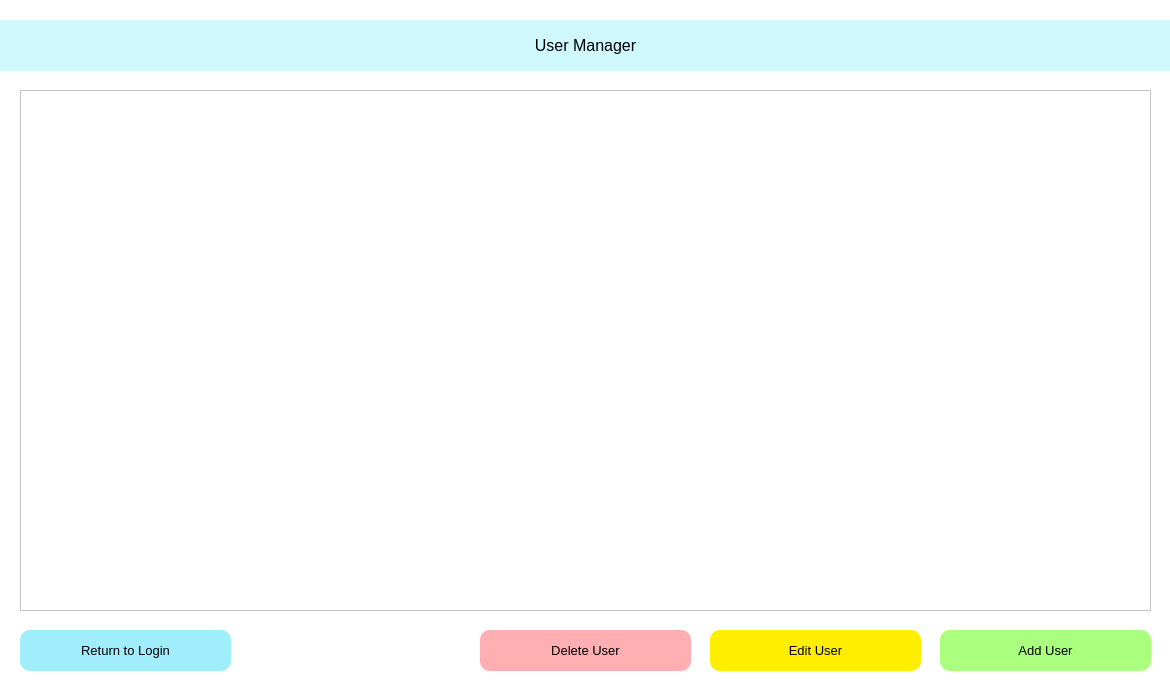
Qt form gui/ui_files/UF_UserManager.ui (ZachThornee/3K04PaceMaker) before a commit.
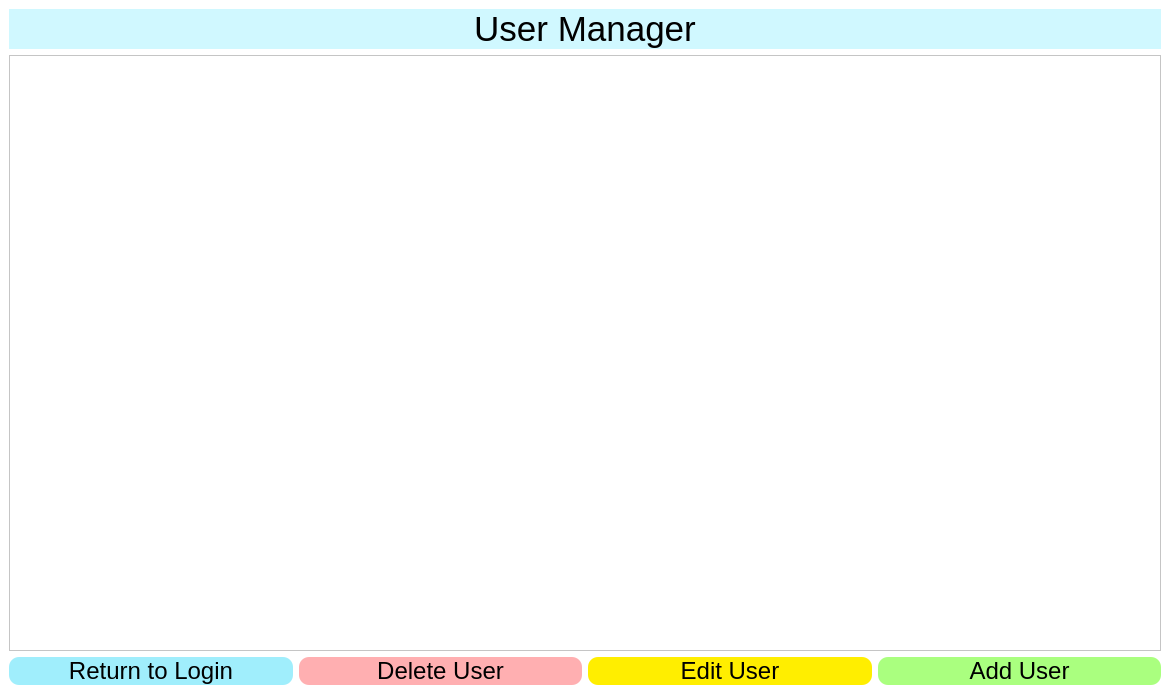
The same form after that commit.

What changed in the file:
```diff
--- a/gui/ui_files/UF_UserManager.ui
+++ b/gui/ui_files/UF_UserManager.ui
@@ -17,102 +17,12 @@
    <string notr="true">BACKGROUND-COLOR: rgb(255,255,255);</string>
   </property>
   <widget class="QWidget" name="UF_UserManageridget">
-   <widget class="QPushButton" name="PB_AddUser">
-    <property name="geometry">
-     <rect>
-      <x>940</x>
-      <y>630</y>
-      <width>211</width>
-      <height>41</height>
-     </rect>
-    </property>
-    <property name="font">
-     <font>
-      <pointsize>10</pointsize>
-     </font>
-    </property>
-    <property name="toolTip">
-     <string>&lt;html&gt;&lt;head/&gt;&lt;body&gt;&lt;p&gt;Confirm username and password to log in&lt;/p&gt;&lt;/body&gt;&lt;/html&gt;</string>
-    </property>
-    <property name="styleSheet">
-     <string notr="true">BACKGROUND-COLOR: rgb(170, 255, 127);
-BORDER-COLOR: rgb(170, 255, 127);
-BORDER-RADIUS: 10px;
-BORDER-STYLE: outset;
-</string>
-    </property>
-    <property name="text">
-     <string>Add User</string>
-    </property>
-   </widget>
-   <widget class="QPushButton" name="PB_Back">
-    <property name="geometry">
-     <rect>
-      <x>20</x>
-      <y>630</y>
-      <width>211</width>
-      <height>41</height>
-     </rect>
-    </property>
-    <property name="font">
-     <font>
-      <pointsize>10</pointsize>
-     </font>
-    </property>
-    <property name="toolTip">
-     <string>&lt;html&gt;&lt;head/&gt;&lt;body&gt;&lt;p&gt;Change your password, create new users, and delete existing users&lt;/p&gt;&lt;/body&gt;&lt;/html&gt;</string>
-    </property>
-    <property name="styleSheet">
-     <string notr="true">BACKGROUND-COLOR: rgb(160, 238, 252);
-BORDER-COLOR: rgb(160, 238. 252);
-BORDER-RADIUS: 10px;
-BORDER-STYLE: outset;
-</string>
-    </property>
-    <property name="text">
-     <string>Return to Login</string>
-    </property>
-   </widget>
-   <widget class="QPushButton" name="PB_EditUser">
-    <property name="geometry">
-     <rect>
-      <x>710</x>
-      <y>630</y>
-      <width>211</width>
-      <height>41</height>
-     </rect>
-    </property>
-    <property name="font">
-     <font>
-      <pointsize>10</pointsize>
-     </font>
-    </property>
-    <property name="toolTip">
-     <string>&lt;html&gt;&lt;head/&gt;&lt;body&gt;&lt;p&gt;Confirm username and password to log in&lt;/p&gt;&lt;/body&gt;&lt;/html&gt;</string>
-    </property>
-    <property name="styleSheet">
-     <string notr="true">BACKGROUND-COLOR: rgb(255, 238, 0);
-BORDER-COLOR: rgb(170, 255, 127);
-BORDER-RADIUS: 10px;
-BORDER-STYLE: outset;
-</string>
-    </property>
-    <property name="text">
-     <string>Edit User</string>
-    </property>
-   </widget>
+   <layout class="QGridLayout" name="gridLayout">
+    <item row="0" column="0" colspan="4">
    <widget class="QLabel" name="LAB_Title">
-    <property name="geometry">
-     <rect>
-      <x>0</x>
-      <y>20</y>
-      <width>1171</width>
-      <height>51</height>
-     </rect>
-    </property>
     <property name="font">
      <font>
-      <pointsize>12</pointsize>
+        <pointsize>26</pointsize>
       <underline>false</underline>
      </font>
     </property>
@@ -127,15 +37,9 @@
      <set>Qt::AlignCenter</set>
     </property>
    </widget>
+    </item>
+    <item row="1" column="0" colspan="4">
    <widget class="QTableWidget" name="TAB_Users">
-    <property name="geometry">
-     <rect>
-      <x>20</x>
-      <y>90</y>
-      <width>1131</width>
-      <height>521</height>
-     </rect>
-    </property>
     <property name="font">
      <font>
       <pointsize>10</pointsize>
@@ -151,18 +55,46 @@
      <enum>QAbstractItemView::SingleSelection</enum>
     </property>
    </widget>
+    </item>
+    <item row="2" column="0">
+     <widget class="QPushButton" name="PB_Back">
+      <property name="sizePolicy">
+       <sizepolicy hsizetype="Preferred" vsizetype="Preferred">
+        <horstretch>0</horstretch>
+        <verstretch>0</verstretch>
+       </sizepolicy>
+      </property>
+      <property name="baseSize">
+       <size>
+        <width>300</width>
+        <height>300</height>
+       </size>
+      </property>
+      <property name="font">
+       <font>
+        <pointsize>18</pointsize>
+       </font>
+      </property>
+      <property name="toolTip">
+       <string>&lt;html&gt;&lt;head/&gt;&lt;body&gt;&lt;p&gt;Change your password, create new users, and delete existing users&lt;/p&gt;&lt;/body&gt;&lt;/html&gt;</string>
+      </property>
+      <property name="styleSheet">
+       <string notr="true">BACKGROUND-COLOR: rgb(160, 238, 252);
+BORDER-COLOR: rgb(160, 238. 252);
+BORDER-RADIUS: 10px;
+BORDER-STYLE: outset;
+</string>
+      </property>
+      <property name="text">
+       <string>Return to Login</string>
+      </property>
+     </widget>
+    </item>
+    <item row="2" column="1">
    <widget class="QPushButton" name="PB_DeleteUser">
-    <property name="geometry">
-     <rect>
-      <x>480</x>
-      <y>630</y>
-      <width>211</width>
-      <height>41</height>
-     </rect>
-    </property>
     <property name="font">
      <font>
-      <pointsize>10</pointsize>
+        <pointsize>18</pointsize>
      </font>
     </property>
     <property name="toolTip">
@@ -178,8 +110,61 @@
      <string>Delete User</string>
     </property>
    </widget>
-  </widget>
- </widget>
+    </item>
+    <item row="2" column="2">
+     <widget class="QPushButton" name="PB_EditUser">
+      <property name="font">
+       <font>
+        <pointsize>18</pointsize>
+       </font>
+      </property>
+      <property name="toolTip">
+       <string>&lt;html&gt;&lt;head/&gt;&lt;body&gt;&lt;p&gt;Confirm username and password to log in&lt;/p&gt;&lt;/body&gt;&lt;/html&gt;</string>
+      </property>
+      <property name="styleSheet">
+       <string notr="true">BACKGROUND-COLOR: rgb(255, 238, 0);
+BORDER-COLOR: rgb(170, 255, 127);
+BORDER-RADIUS: 10px;
+BORDER-STYLE: outset;
+</string>
+      </property>
+      <property name="text">
+       <string>Edit User</string>
+      </property>
+     </widget>
+    </item>
+    <item row="2" column="3">
+     <widget class="QPushButton" name="PB_AddUser">
+      <property name="font">
+       <font>
+        <pointsize>18</pointsize>
+       </font>
+      </property>
+      <property name="toolTip">
+       <string>&lt;html&gt;&lt;head/&gt;&lt;body&gt;&lt;p&gt;Confirm username and password to log in&lt;/p&gt;&lt;/body&gt;&lt;/html&gt;</string>
+      </property>
+      <property name="styleSheet">
+       <string notr="true">BACKGROUND-COLOR: rgb(170, 255, 127);
+BORDER-COLOR: rgb(170, 255, 127);
+BORDER-RADIUS: 10px;
+BORDER-STYLE: outset;
+</string>
+      </property>
+      <property name="text">
+       <string>Add User</string>
+      </property>
+     </widget>
+    </item>
+   </layout>
+  </widget>
+ </widget>
+ <tabstops>
+  <tabstop>TAB_Users</tabstop>
+  <tabstop>PB_AddUser</tabstop>
+  <tabstop>PB_EditUser</tabstop>
+  <tabstop>PB_DeleteUser</tabstop>
+  <tabstop>PB_Back</tabstop>
+ </tabstops>
  <resources/>
  <connections/>
 </ui>
```
Lines whose indentation alone changed are shown as unchanged.
